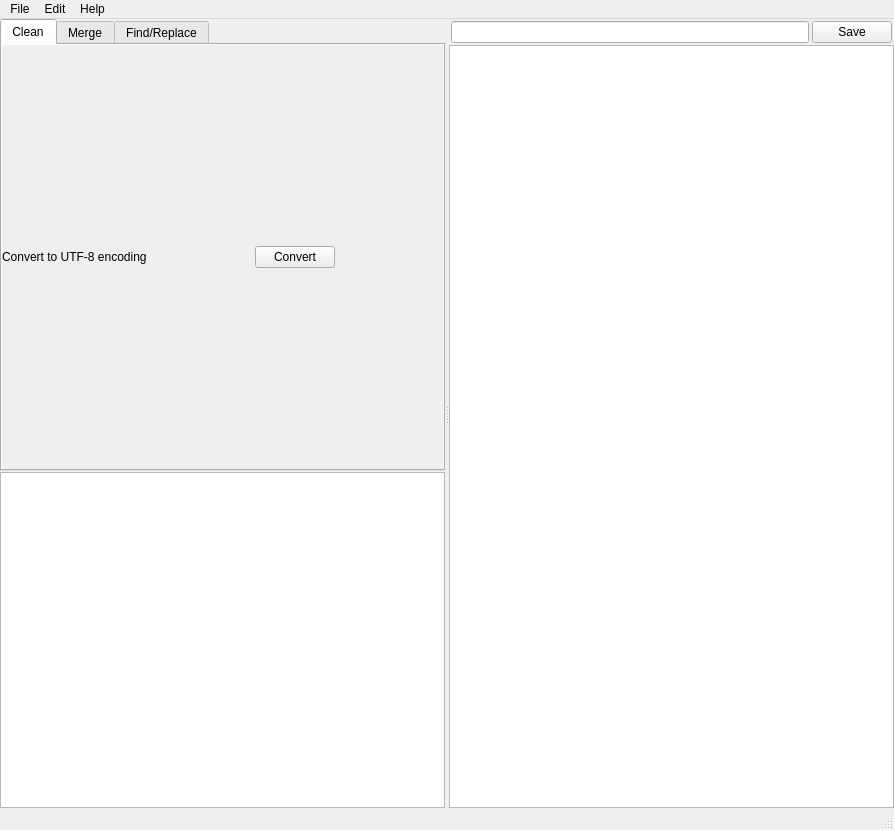
The window that src/views/ui/main_window.ui (L3Digital-Net/TextTools) describes before a commit, drawn with Qt 5.
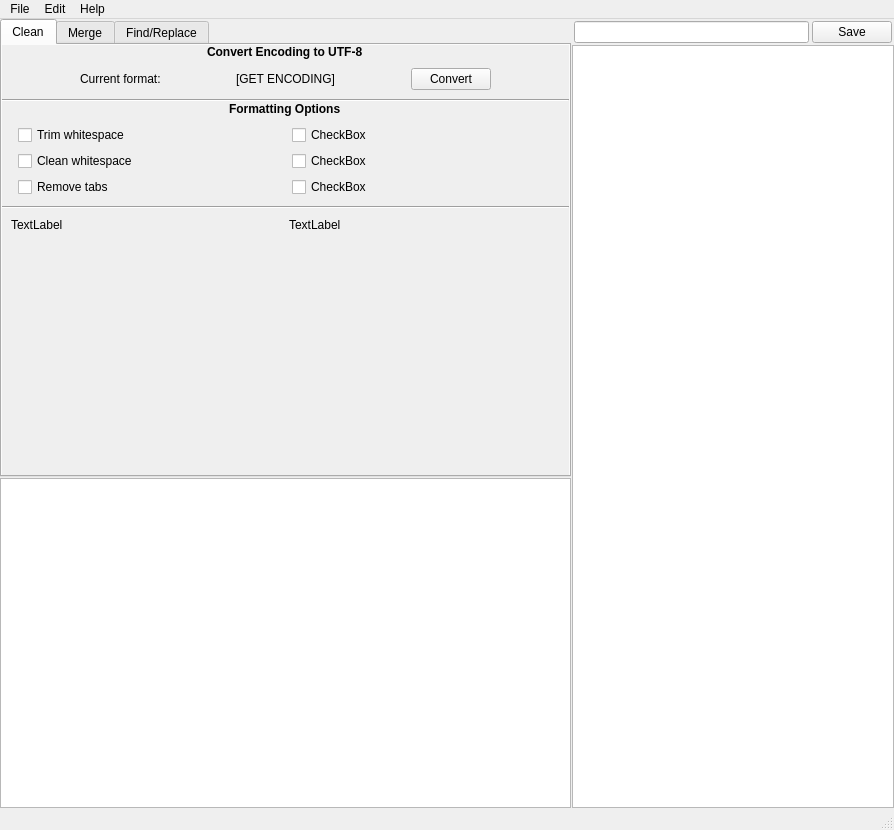
The same window after the commit. The open tabs and pages were chosen to show the change. Icons and pictures are not drawn.

Commit message: Refactor main window layout and enhance encoding conversion options

```diff
--- a/src/views/ui/main_window.ui
+++ b/src/views/ui/main_window.ui
@@ -26,7 +26,7 @@
      <verstretch>0</verstretch>
     </sizepolicy>
    </property>
-   <layout class="QHBoxLayout" name="horizontalLayout">
+   <layout class="QVBoxLayout" name="verticalLayout_6">
     <property name="spacing">
      <number>0</number>
     </property>
@@ -53,6 +53,12 @@
       <property name="orientation">
        <enum>Qt::Orientation::Horizontal</enum>
       </property>
+      <property name="opaqueResize">
+       <bool>true</bool>
+      </property>
+      <property name="handleWidth">
+       <number>1</number>
+      </property>
       <widget class="QWidget" name="horizontalLayoutWidget">
        <layout class="QHBoxLayout" name="leftPanelLayout">
         <property name="spacing">
@@ -172,8 +178,8 @@
                        <rect>
                         <x>0</x>
                         <y>0</y>
-                        <width>437</width>
-                        <height>258</height>
+                        <width>464</width>
+                        <height>443</height>
                        </rect>
                       </property>
                       <property name="sizePolicy">
@@ -199,89 +205,257 @@
                         <number>0</number>
                        </property>
                        <item>
-                        <layout class="QHBoxLayout" name="cleanScrollContentsLayout">
+                        <layout class="QVBoxLayout" name="cleanScrollContentsLayout">
+                         <item alignment="Qt::AlignmentFlag::AlignHCenter">
+                          <widget class="QLabel" name="encodingConvertHeaderLabel">
+                           <property name="font">
+                            <font>
+                             <bold>true</bold>
+                            </font>
+                           </property>
+                           <property name="text">
+                            <string>Convert Encoding to UTF-8</string>
+                           </property>
+                          </widget>
+                         </item>
                          <item>
-                          <widget class="QWidget" name="cleanLeftColumnContainer" native="true">
-                           <layout class="QVBoxLayout" name="verticalLayout_6">
-                            <property name="leftMargin">
-                             <number>0</number>
-                            </property>
-                            <property name="topMargin">
-                             <number>0</number>
-                            </property>
-                            <property name="rightMargin">
-                             <number>0</number>
-                            </property>
-                            <property name="bottomMargin">
-                             <number>0</number>
-                            </property>
+                          <widget class="QWidget" name="convertEncodingContainer" native="true">
+                           <property name="sizePolicy">
+                            <sizepolicy hsizetype="Expanding" vsizetype="Maximum">
+                             <horstretch>0</horstretch>
+                             <verstretch>0</verstretch>
+                            </sizepolicy>
+                           </property>
+                           <layout class="QHBoxLayout" name="horizontalLayout">
                             <item>
-                             <layout class="QVBoxLayout" name="cleanLeftColumnLayout">
-                              <item>
-                               <widget class="QLabel" name="encodingLabel">
-                                <property name="text">
-                                 <string>Convert to UTF-8 encoding</string>
-                                </property>
-                               </widget>
-                              </item>
-                             </layout>
+                             <spacer name="horizontalSpacer_2">
+                              <property name="orientation">
+                               <enum>Qt::Orientation::Horizontal</enum>
+                              </property>
+                              <property name="sizeHint" stdset="0">
+                               <size>
+                                <width>40</width>
+                                <height>20</height>
+                               </size>
+                              </property>
+                             </spacer>
+                            </item>
+                            <item>
+                             <widget class="QLabel" name="currentFormatLabel">
+                              <property name="text">
+                               <string>Current format:</string>
+                              </property>
+                              <property name="textFormat">
+                               <enum>Qt::TextFormat::PlainText</enum>
+                              </property>
+                             </widget>
+                            </item>
+                            <item>
+                             <spacer name="horizontalSpacer_5">
+                              <property name="orientation">
+                               <enum>Qt::Orientation::Horizontal</enum>
+                              </property>
+                              <property name="sizeHint" stdset="0">
+                               <size>
+                                <width>40</width>
+                                <height>20</height>
+                               </size>
+                              </property>
+                             </spacer>
+                            </item>
+                            <item>
+                             <widget class="QLabel" name="getEncodingFormatLabel">
+                              <property name="text">
+                               <string>[GET ENCODING]</string>
+                              </property>
+                             </widget>
+                            </item>
+                            <item>
+                             <spacer name="horizontalSpacer">
+                              <property name="orientation">
+                               <enum>Qt::Orientation::Horizontal</enum>
+                              </property>
+                              <property name="sizeHint" stdset="0">
+                               <size>
+                                <width>40</width>
+                                <height>20</height>
+                               </size>
+                              </property>
+                             </spacer>
+                            </item>
+                            <item>
+                             <widget class="QPushButton" name="convertEncodingButton">
+                              <property name="text">
+                               <string>Convert</string>
+                              </property>
+                             </widget>
+                            </item>
+                            <item>
+                             <spacer name="horizontalSpacer_3">
+                              <property name="orientation">
+                               <enum>Qt::Orientation::Horizontal</enum>
+                              </property>
+                              <property name="sizeHint" stdset="0">
+                               <size>
+                                <width>40</width>
+                                <height>20</height>
+                               </size>
+                              </property>
+                             </spacer>
                             </item>
                            </layout>
                           </widget>
                          </item>
                          <item>
-                          <widget class="QWidget" name="cleanRightColumnContainer" native="true">
+                          <widget class="Line" name="line">
+                           <property name="orientation">
+                            <enum>Qt::Orientation::Horizontal</enum>
+                           </property>
+                          </widget>
+                         </item>
+                         <item alignment="Qt::AlignmentFlag::AlignHCenter">
+                          <widget class="QLabel" name="formattingOptionsHeaderLabel">
+                           <property name="font">
+                            <font>
+                             <bold>true</bold>
+                            </font>
+                           </property>
+                           <property name="text">
+                            <string>Formatting Options</string>
+                           </property>
+                          </widget>
+                         </item>
+                         <item>
+                          <widget class="QWidget" name="formatOptionsContainer" native="true">
                            <property name="sizePolicy">
-                            <sizepolicy hsizetype="Expanding" vsizetype="Expanding">
+                            <sizepolicy hsizetype="Expanding" vsizetype="Maximum">
                              <horstretch>0</horstretch>
                              <verstretch>0</verstretch>
                             </sizepolicy>
                            </property>
-                           <property name="layoutDirection">
-                            <enum>Qt::LayoutDirection::LeftToRight</enum>
-                           </property>
-                           <layout class="QVBoxLayout" name="verticalLayout_7">
-                            <property name="spacing">
+                           <layout class="QGridLayout" name="gridLayout">
+                            <property name="leftMargin">
                              <number>6</number>
                             </property>
-                            <property name="leftMargin">
-                             <number>0</number>
-                            </property>
-                            <property name="topMargin">
-                             <number>0</number>
-                            </property>
-                            <property name="rightMargin">
-                             <number>0</number>
-                            </property>
-                            <property name="bottomMargin">
-                             <number>0</number>
-                            </property>
+                            <item row="2" column="1">
+                             <widget class="QCheckBox" name="removeTabsCheckBox">
+                              <property name="toolTip">
+                               <string>Remove tabs and spaces at the beginning of paragraphs</string>
+                              </property>
+                              <property name="text">
+                               <string>Remove tabs</string>
+                              </property>
+                             </widget>
+                            </item>
+                            <item row="0" column="2">
+                             <widget class="QCheckBox" name="checkBox_2">
+                              <property name="text">
+                               <string>CheckBox</string>
+                              </property>
+                             </widget>
+                            </item>
+                            <item row="2" column="2">
+                             <widget class="QCheckBox" name="checkBox_6">
+                              <property name="text">
+                               <string>CheckBox</string>
+                              </property>
+                             </widget>
+                            </item>
+                            <item row="0" column="1">
+                             <widget class="QCheckBox" name="trimWhiteSpaceCheckBox">
+                              <property name="toolTip">
+                               <string>Remove extra linebreaks at beginning and end of document. Remove spaces and tabs at the beginning and ends of paragraphs.</string>
+                              </property>
+                              <property name="layoutDirection">
+                               <enum>Qt::LayoutDirection::LeftToRight</enum>
+                              </property>
+                              <property name="text">
+                               <string>Trim whitespace</string>
+                              </property>
+                             </widget>
+                            </item>
+                            <item row="0" column="0">
+                             <spacer name="horizontalSpacer_4">
+                              <property name="orientation">
+                               <enum>Qt::Orientation::Horizontal</enum>
+                              </property>
+                              <property name="sizeType">
+                               <enum>QSizePolicy::Policy::Fixed</enum>
+                              </property>
+                              <property name="sizeHint" stdset="0">
+                               <size>
+                                <width>10</width>
+                                <height>20</height>
+                               </size>
+                              </property>
+                             </spacer>
+                            </item>
+                            <item row="1" column="2">
+                             <widget class="QCheckBox" name="checkBox_4">
+                              <property name="text">
+                               <string>CheckBox</string>
+                              </property>
+                             </widget>
+                            </item>
+                            <item row="1" column="1">
+                             <widget class="QCheckBox" name="cleanWhiteSpaceCheckBox">
+                              <property name="toolTip">
+                               <string>Removes extra whitespace between words, i.e. convert two spaces to one space</string>
+                              </property>
+                              <property name="text">
+                               <string>Clean whitespace</string>
+                              </property>
+                             </widget>
+                            </item>
+                           </layout>
+                          </widget>
+                         </item>
+                         <item>
+                          <widget class="Line" name="line_2">
+                           <property name="orientation">
+                            <enum>Qt::Orientation::Horizontal</enum>
+                           </property>
+                          </widget>
+                         </item>
+                         <item>
+                          <widget class="QWidget" name="widget_4" native="true">
+                           <property name="sizePolicy">
+                            <sizepolicy hsizetype="Expanding" vsizetype="Maximum">
+                             <horstretch>0</horstretch>
+                             <verstretch>0</verstretch>
+                            </sizepolicy>
+                           </property>
+                           <layout class="QHBoxLayout" name="horizontalLayout_29">
                             <item>
-                             <layout class="QVBoxLayout" name="cleanRightColumnLayout">
-                              <property name="spacing">
-                               <number>6</number>
+                             <widget class="QLabel" name="label_2">
+                              <property name="text">
+                               <string>TextLabel</string>
                               </property>
-                              <item alignment="Qt::AlignmentFlag::AlignHCenter">
-                               <widget class="QPushButton" name="encodingButton">
-                                <property name="sizePolicy">
-                                 <sizepolicy hsizetype="Maximum" vsizetype="Fixed">
-                                  <horstretch>0</horstretch>
-                                  <verstretch>0</verstretch>
-                                 </sizepolicy>
-                                </property>
-                                <property name="layoutDirection">
-                                 <enum>Qt::LayoutDirection::LeftToRight</enum>
-                                </property>
-                                <property name="text">
-                                 <string>Convert</string>
-                                </property>
-                               </widget>
-                              </item>
-                             </layout>
+                             </widget>
                             </item>
+                            <item>
+                             <widget class="QLabel" name="label">
+                              <property name="text">
+                               <string>TextLabel</string>
+                              </property>
+                             </widget>
+                            </item>
                            </layout>
                           </widget>
                          </item>
+                         <item>
+                          <spacer name="verticalSpacer_7">
+                           <property name="orientation">
+                            <enum>Qt::Orientation::Vertical</enum>
+                           </property>
+                           <property name="sizeHint" stdset="0">
+                            <size>
+                             <width>20</width>
+                             <height>40</height>
+                            </size>
+                           </property>
+                          </spacer>
+                         </item>
                         </layout>
                        </item>
                       </layout>
```
Left out of the diff: 14 changed lines with no effect on the pictures.
